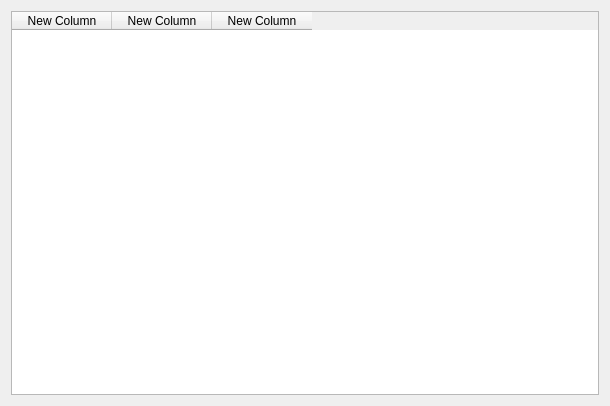
The window that app/design/loginHistory.ui (ElectroForez/pract_prdb) describes before a commit, drawn with Qt 5.
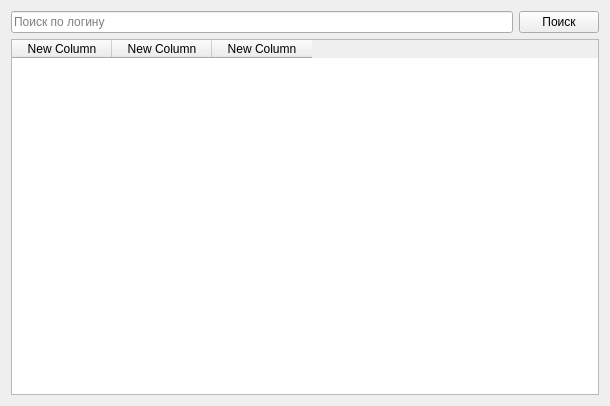
The same window after the commit.

Patch:
```diff
--- a/app/design/loginHistory.ui
+++ b/app/design/loginHistory.ui
@@ -25,7 +25,25 @@
   <property name="windowTitle">
    <string>История входа</string>
   </property>
-  <layout class="QHBoxLayout" name="horizontalLayout">
+  <layout class="QVBoxLayout" name="verticalLayout">
+   <item>
+    <layout class="QHBoxLayout" name="horizontalLayout">
+     <item>
+      <widget class="QLineEdit" name="filter_edit">
+       <property name="placeholderText">
+        <string>Поиск по логину</string>
+       </property>
+      </widget>
+     </item>
+     <item>
+      <widget class="QPushButton" name="filter_button">
+       <property name="text">
+        <string>Поиск</string>
+       </property>
+      </widget>
+     </item>
+    </layout>
+   </item>
    <item>
     <widget class="QTableWidget" name="history_table">
      <column>
```
